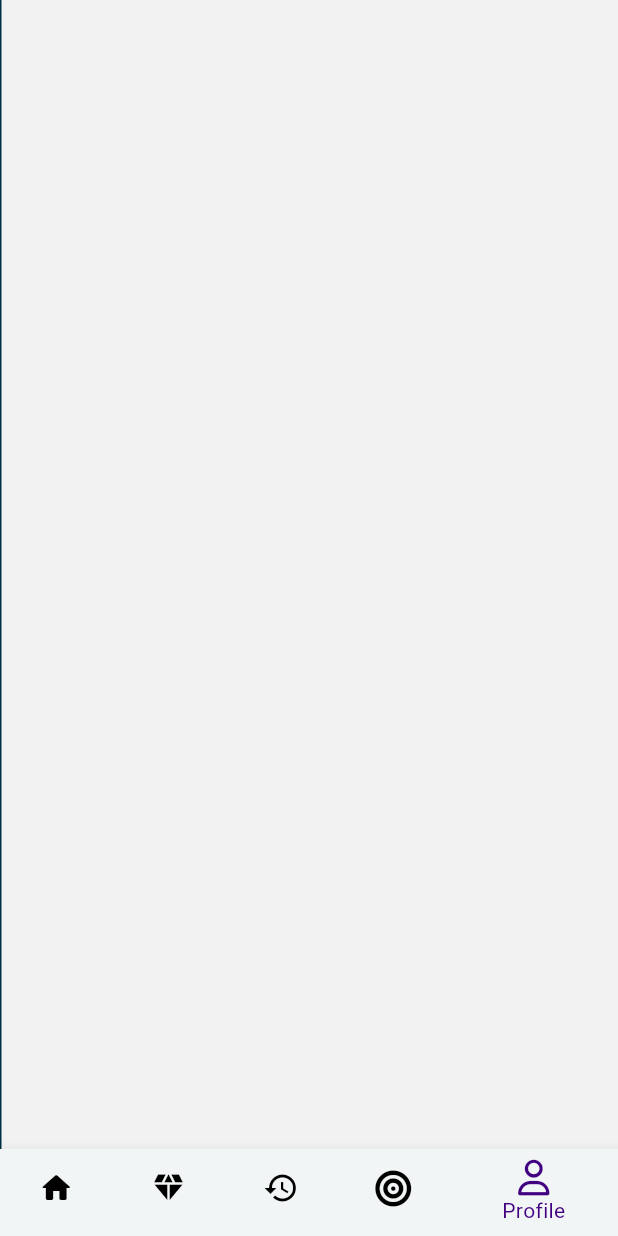
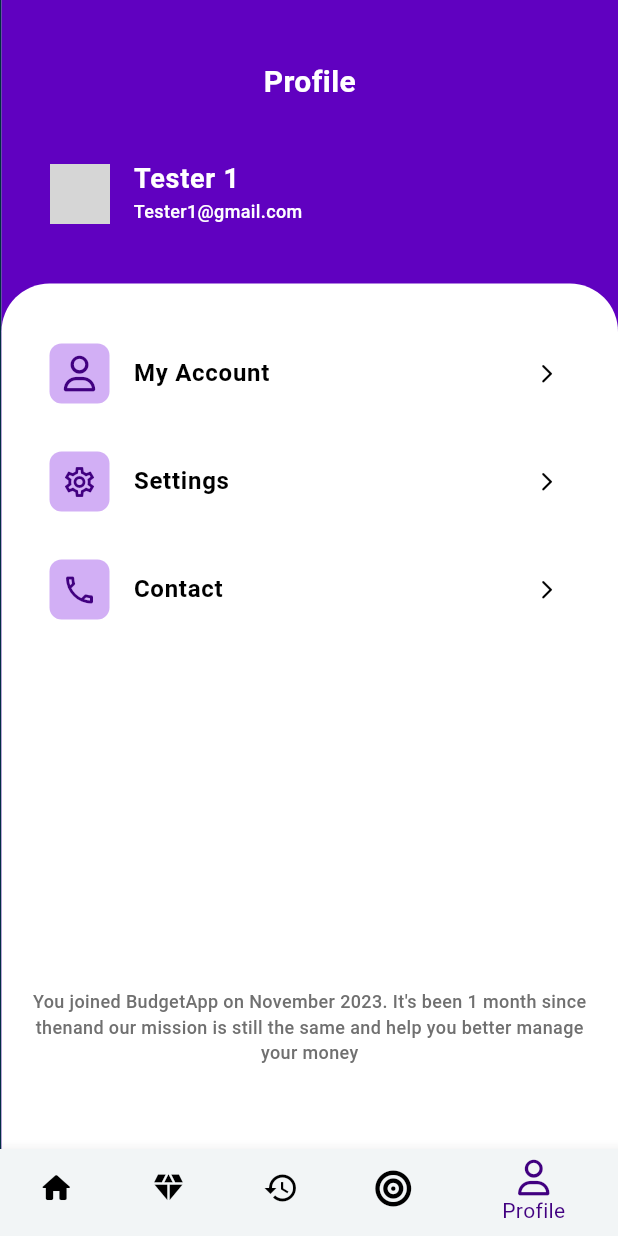
Before and after one commit to Nguyen-Loi/budge_app, a Flutter app: the MainPageBottomBar screen opened directly, item 5 of the bottom bar chosen, on a phone screen of 412 x 824 dp. Run offline on Flutter 3.47's test engine with Material 3 defaults, Android fonts, the phone set to English and light mode, and no system bars; drawn by our look-alikes of cached_network_image; our stand-ins replace cloud_firestore, firebase_auth, firebase_core, firebase_storage, flutter_riverpod, flutter_svg and 6 more; accounts and stored records are empty; generated files the repository leaves out were written again; network calls fail; Roboto replaces fonts that are missing (PublicSans); grey boxes are pictures that could not be loaded.

Commit message:
add profile for app

```diff
--- a/lib/common/common.dart
+++ /dev/null
@@ -1,2 +0,0 @@
-export './loading_page.dart';
-export './error_page.dart';
--- a/lib/common/type_def.dart
+++ b/lib/common/type_def.dart
@@ -1 +1 @@
-typedef OnChangeDate = Function(DateTime dateTime);
+typedef OnChangeDate = void Function(DateTime dateTime);
--- a/lib/constants/icon_constants.dart
+++ b/lib/constants/icon_constants.dart
@@ -15,6 +15,10 @@ class IconConstants {
   static IconData emojiSmile = FontAwesomeIcons.faceSmile;
   static IconData emojiSurprise = FontAwesomeIcons.faceSurprise;
   static IconData emojiFrown = FontAwesomeIcons.faceFrown;
+
+  static IconData account = FontAwesomeIcons.user;
+  static IconData setting = Icons.settings_outlined;
+  static IconData contact = Icons.phone_outlined;
 
   //Bottombar
   static IconData home = Icons.home_rounded;
--- a/lib/features/home/widgets/home_budge_card.dart
+++ b/lib/features/home/widgets/home_budge_card.dart
@@ -20,7 +20,7 @@ class HomeBudgeCard extends StatelessWidget {
         Navigator.push(
           context,
           MaterialPageRoute(
-            builder: (_) => BudgetDetailView(budget: BudgetData.data),
+            builder: (_) => BudgetDetailView(budget: BudgetData.item),
           ),
         );
       },
--- a/lib/features/main_page_bottom_bar.dart
+++ b/lib/features/main_page_bottom_bar.dart
@@ -1,7 +1,9 @@
 import 'package:budget_app/common/color_manager.dart';
 import 'package:budget_app/constants/icon_constants.dart';
+import 'package:budget_app/features/history/history_page.dart';
 import 'package:budget_app/features/home/home_page.dart';
 import 'package:budget_app/features/limit/limit_page.dart';
+import 'package:budget_app/features/profile/profile_page.dart';
 import 'package:flutter/material.dart';
 
 class MainPageBottomBar extends StatefulWidget {
@@ -43,9 +45,9 @@ class _MainPageBottomBarState extends State<MainPageBottomBar> {
     _screens = [
       HomePage(),
       LimitPage(),
+      const HistoryPage(),
       const SizedBox(),
-      const SizedBox(),
-      const SizedBox()
+      const ProfilePage(),
     ];
     super.initState();
   }
--- /dev/null
+++ b/lib/features/profile/profile_page.dart
@@ -0,0 +1,108 @@
+import 'package:budget_app/common/color_manager.dart';
+import 'package:budget_app/common/widget/b_image.dart';
+import 'package:budget_app/common/widget/b_text.dart';
+import 'package:budget_app/common/widget/with_spacing.dart';
+import 'package:budget_app/constants/gap_constants.dart';
+import 'package:budget_app/constants/icon_constants.dart';
+import 'package:flutter/material.dart';
+
+class ProfilePage extends StatelessWidget {
+  const ProfilePage({Key? key}) : super(key: key);
+
+  @override
+  Widget build(BuildContext context) {
+    return ColoredBox(
+      color: ColorManager.purple12,
+      child: Column(
+        children: [
+          gapH40,
+          _buildTop(),
+          gapH24,
+          Expanded(
+            child: Container(
+                padding: const EdgeInsets.all(16),
+                decoration: BoxDecoration(
+                    color: ColorManager.white,
+                    borderRadius: const BorderRadius.only(
+                        topLeft: Radius.circular(32),
+                        topRight: Radius.circular(32))),
+                child: _body()),
+          )
+        ],
+      ),
+    );
+  }
+
+  Widget _buildTop() {
+    return Padding(
+      padding: const EdgeInsets.symmetric(horizontal: 16),
+      child: Column(
+        children: [
+          BText.h2('Profile', color: ColorManager.white),
+          gapH24,
+          ListTile(
+            title: BText.b1('Tester 1', color: ColorManager.white),
+            leading: const BImage.avatar(
+                'https://acpro.edu.vn/hinh-nhung-chu-meo-de-thuong/imager_173.jpg',
+                size: 20),
+            subtitle:
+                BText.caption('Tester1@gmail.com', color: ColorManager.white),
+          ),
+        ],
+      ),
+    );
+  }
+
+  Widget _body() {
+    return Padding(
+      padding: const EdgeInsets.only(top: 16, bottom: 16),
+      child: ColumnWithSpacing(
+        children: [
+          _item(
+              icon: IconConstants.account,
+              text: 'My Account',
+              onPressed: () {}),
+          _item(
+              icon: IconConstants.setting, text: 'Settings', onPressed: () {}),
+          _item(icon: IconConstants.contact, text: 'Contact', onPressed: () {}),
+          Expanded(child: _content())
+        ],
+      ),
+    );
+  }
+
+  Widget _content() {
+    return const Align(
+      alignment: Alignment.bottomCenter,
+      child: Padding(
+        padding: EdgeInsets.only(bottom: 24),
+        child: BText.caption(
+            'You joined BudgetApp on November 2023. It\'s been 1 month since then'
+            'and our mission is still the same and help you better manage your money',
+            textAlign: TextAlign.center),
+      ),
+    );
+  }
+
+  Widget _item(
+      {required IconData icon,
+      required String text,
+      required Function() onPressed}) {
+    return ListTile(
+      title: BText(text, fontWeight: FontWeightManager.semiBold),
+      onTap: onPressed,
+      trailing: Icon(
+        IconConstants.arrowNext,
+        size: 15,
+        color: ColorManager.black,
+      ),
+      leading: Container(
+          padding: const EdgeInsets.all(8),
+          decoration: BoxDecoration(
+            borderRadius: const BorderRadius.all(Radius.circular(8)),
+            color: ColorManager.purple25,
+          ),
+          child: Icon(icon, color: ColorManager.purple11)),
+    );
+  }
+}
--- a/pubspec.yaml
+++ b/pubspec.yaml
@@ -15,7 +15,7 @@ dependencies:
   fpdart: ^1.1.0
   flutter_riverpod: ^2.4.10
   image_picker: ^1.0.7
-  intl: ^0.19.0
+  intl: ^0.18.1
   cloud_firestore: ^4.15.7
   flutter_svg: ^2.0.10+1
   firebase_core: ^2.26.0
@@ -26,6 +26,7 @@ dependencies:
   font_awesome_flutter: ^10.7.0
   lottie: ^3.1.0
   get_time_ago: ^1.3.1
+  month_picker_dialog: ^2.11.1
 
 dev_dependencies:
   flutter_test:
```
Also changed, not shown: lib/common/widget/picker/b_picker_month.dart (added, +55 -0 lines), lib/data/budget_data.dart (+38 -1 lines), lib/features/history/history_page.dart (added, +68 -0 lines), lib/features/history/widgets/history_item_tab_base.dart (added, +29 -0 lines), lib/features/history/widgets/history_item_tab_expense.dart (added, +38 -0 lines), lib/features/history/widgets/history_item_tab_income.dart (added, +44 -0 lines), lib/theme/app_theme.dart (+4 -4 lines), pubspec.lock.
